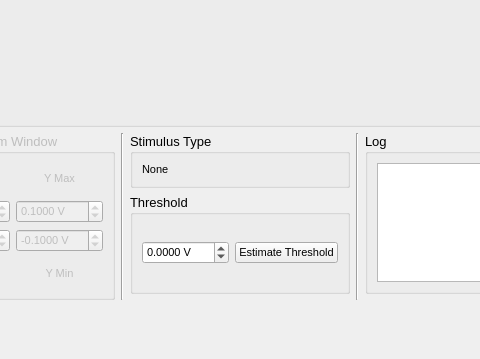
This is ui/tuning_curves.ui in portfors-lab/SparkleTuningCurves as Qt 5 draws it before an edit; both pictures show x 92 to 572 and y 348 to 707 of the 680 by 707 pixel window. The edited form follows.
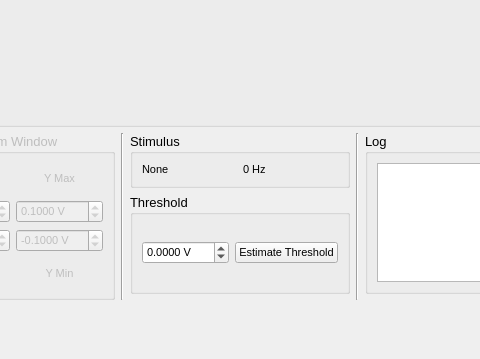
This is the edited form. Icons and pictures are not drawn. Custom widgets are drawn as their Qt base class.

Commit message: Added frequency to stimulus info on pure tones.

Diff of the .ui file:
```diff
--- a/ui/tuning_curves.ui
+++ b/ui/tuning_curves.ui
@@ -657,13 +657,15 @@
            </font>
           </property>
           <property name="title">
-           <string>Stimulus Type </string>
+           <string>Stimulus </string>
           </property>
           <property name="flat">
            <bool>true</bool>
           </property>
           <layout class="QGridLayout" name="gridLayout_8">
            <item row="0" column="0">
+            <layout class="QHBoxLayout" name="horizontalLayout">
+             <item>
             <widget class="QLabel" name="label_stim_type">
              <property name="font">
               <font>
@@ -674,6 +676,20 @@
               <string>None</string>
              </property>
             </widget>
+             </item>
+             <item>
+              <widget class="QLabel" name="label_frequency">
+               <property name="font">
+                <font>
+                 <pointsize>8</pointsize>
+                </font>
+               </property>
+               <property name="text">
+                <string>0 Hz</string>
+               </property>
+              </widget>
+             </item>
+            </layout>
            </item>
           </layout>
          </widget>
```
Lines whose indentation alone changed are shown as unchanged. The commit also changes 2 other files.
